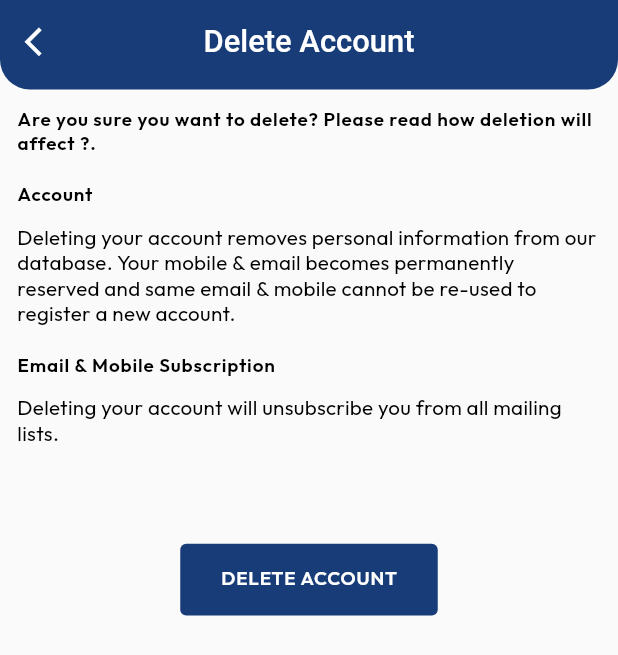
After one commit to CRMGOPLIT/Gopl_student, a Flutter app: the DeleteAccount screen opened by its route, on a phone screen of 412 x 824 dp. The commit adds this screen. Shown: the top 655 px of the screen. Run offline on Flutter 3.47's test engine with Material 2 defaults, Android fonts, the phone set to English and light mode, and no system bars; our stand-ins replace connectivity_plus, dropdown_button2, expansion_tile_card, file_picker, flip_card, flutter_fadein and 9 more; accounts and stored records are empty; network calls fail; Roboto replaces fonts that are missing (Poppins-Bold.ttf).

Commit message:
ios live code

```diff
--- a/lib/bloc/searchBloc.dart
+++ b/lib/bloc/searchBloc.dart
@@ -15,6 +15,7 @@ class SearchBloc {
   late StreamController<dynamic> coursemoredetails;
   late StreamController<Response<dynamic>> getfiltersearch;
   late StreamController<Response<dynamic>> courseappliedEmail;
+  late StreamController<Response<dynamic>> deleteaccount;
 
   StreamSink<dynamic> get getcountrysearchSink => getcountrysearch.sink;
   Stream<dynamic> get getcountrysearchStream => getcountrysearch.stream;
@@ -59,6 +60,10 @@ class SearchBloc {
   Stream<Response<dynamic>> get courseappliedEmailStream =>
       courseappliedEmail.stream;
 
+  // Delete Account
+  StreamSink<Response<dynamic>> get deleteaccountSink => deleteaccount.sink;
+  Stream<Response<dynamic>> get deleteaccountStream => deleteaccount.stream;
+
   SearchBloc() {
     getcountrysearch = StreamController<dynamic>();
     getuniversitysearch = StreamController<dynamic>();
@@ -70,6 +75,7 @@ class SearchBloc {
     getdashboardsearch = StreamController<dynamic>();
     coursemoredetails = StreamController<dynamic>();
     courseappliedEmail = StreamController<Response<dynamic>>();
+    deleteaccount = StreamController<Response<dynamic>>();
     courseRepo = CourseRepo();
   }
 
@@ -173,6 +179,16 @@ class SearchBloc {
     }
   }
 
+  //Delete Account
+  callDeleteAccount() async {
+    try {
+      dynamic chuckCats = await courseRepo.deleteAccount();
+      courseappliedEmailSink.add(Response.completed(chuckCats));
+    } catch (e) {
+      courseappliedEmailSink.add(Response.error(e.toString()));
+    }
+  }
+
   void dispose() {
     getcountrysearch.close();
     getuniversitysearch.close();
@@ -184,5 +200,6 @@ class SearchBloc {
     getdashboardsearch.close();
     coursemoredetails.close();
     courseappliedEmail.close();
+    deleteaccount.close();
   }
 }
--- a/lib/main.dart
+++ b/lib/main.dart
@@ -42,7 +42,7 @@ class MyApp extends StatelessWidget {
               color: AppColors.PrimaryMainColor,
               foregroundColor: Colors.black,
               systemOverlayStyle: SystemUiOverlayStyle(
-                statusBarColor: AppColors.PrimaryWhiteColor,
+                statusBarColor: AppColors.PrimaryMainColor,
                 statusBarIconBrightness: Brightness.light,
                 statusBarBrightness: Brightness.light,
               ),
--- a/lib/networking/networkConstant.dart
+++ b/lib/networking/networkConstant.dart
@@ -1,9 +1,6 @@
 class NetworkConstant {
   // ignore: constant_identifier_names
   static const String BASE_URL = "http://crmapi.global-opportunities.co.in/Api";
-
-
-
 
   //post field Register
   // ignore: constant_identifier_names
@@ -183,4 +180,8 @@ class NetworkConstant {
   // ignore: constant_identifier_names
   static const String END_POINT_COURSE_APPLIED_EMAIL =
       "/DocumentUpload/AppStudent_SendCourse";
+
+  // ignore: constant_identifier_names
+  static const String END_POINT_DELETE_ACCOUNT =
+      "/GopAndroid/DeactivateStudent";
 }
--- a/lib/repogetory/courseSearch.dart
+++ b/lib/repogetory/courseSearch.dart
@@ -80,4 +80,10 @@ class CourseRepo {
         parameter, NetworkConstant.END_POINT_COURSE_APPLIED_EMAIL);
     return response;
   }
+
+  Future<dynamic> deleteAccount() async {
+    final response = await _apiProvider
+        .deleteaccountPost(NetworkConstant.END_POINT_DELETE_ACCOUNT);
+    return response;
+  }
 }
--- a/lib/utils/routes/routes.dart
+++ b/lib/utils/routes/routes.dart
@@ -10,6 +10,7 @@ import 'package:global_student/view/couse_search/universitylistpage.dart';
 import 'package:global_student/view/dashboard/home_page.dart';
 import 'package:global_student/view/drawerpage/aboutus.dart';
 import 'package:global_student/view/drawerpage/contactus.dart';
+import 'package:global_student/view/drawerpage/delete_account.dart';
 import 'package:global_student/view/drawerpage/profile_page.dart';
 import 'package:global_student/view/event_details/event_detils.dart';
 import 'package:global_student/view/login/login_page.dart';
@@ -138,6 +139,10 @@ class Routes {
         return MaterialPageRoute(
             builder: (BuildContext context) => const BatchList());
 
+             case RoutesName.deleteaccount:
+        return MaterialPageRoute(
+            builder: (BuildContext context) => const DeleteAccount());
+
       default:
         return MaterialPageRoute(builder: (_) {
           return const Scaffold(
--- a/lib/utils/routes/routes_name.dart
+++ b/lib/utils/routes/routes_name.dart
@@ -65,4 +65,7 @@ class RoutesName {
 
   //Batch List
   static const String batchlist = 'batchlist';
+
+  // Delete Account
+  static const String deleteaccount = 'deleteaccount';
 }
--- a/lib/view/course_details/course_details.dart
+++ b/lib/view/course_details/course_details.dart
@@ -136,6 +136,7 @@ class _CourseDetailsState extends State<CourseDetails> {
       }
     });
   }
+
 
   void getCourseData() async {
     if (!isloadingmore && hasmore) {
@@ -791,7 +792,7 @@ class StanderedTest extends StatelessWidget {
               padding: const EdgeInsets.all(5.0).r,
               child: Text(
                 title,
-                maxLines: 2,
+                maxLines: 1,
                 style: batchtext2(AppColors.PrimaryBlackColor),
               ),
             ),
--- a/lib/view/couse_search/course_search.dart
+++ b/lib/view/couse_search/course_search.dart
@@ -86,7 +86,6 @@ class _CourseSerachState extends State<CourseSerach> {
 
   @override
   Widget build(BuildContext context) {
-    Size size = MediaQuery.of(context).size;
     return Scaffold(
       backgroundColor: AppColors.backgroungcolor,
       appBar: PreferredSize(
--- /dev/null
+++ b/lib/view/drawerpage/delete_account.dart
@@ -0,0 +1,201 @@
+import 'dart:async';
+import 'package:flutter/material.dart';
+import 'package:flutter_screenutil/flutter_screenutil.dart';
+import 'package:get/get.dart';
+import 'package:global_student/utils/color.dart';
+import 'package:global_student/utils/text_style.dart';
+import 'package:global_student/view/helper/apiResponseHelper.dart';
+import 'package:global_student/view/widget/loader.dart';
+import 'package:shared_preferences/shared_preferences.dart';
+import '../../bloc/searchBloc.dart';
+import '../../utils/routes/routes_name.dart';
+import '../widget/app_bar.dart';
+
+class DeleteAccount extends StatefulWidget {
+  const DeleteAccount({super.key});
+
+  @override
+  State<DeleteAccount> createState() => _DeleteAccountState();
+}
+
+class _DeleteAccountState extends State<DeleteAccount> {
+  final GlobalKey<State> _keyLoader = GlobalKey<State>();
+  String? token;
+
+  late SearchBloc searchBloc;
+  @override
+  void initState() {
+    searchBloc = SearchBloc();
+    super.initState();
+    searchBloc.courseappliedEmailStream.listen((event) {
+      bool response =
+          ApiResponseHelper().handleResponse(event: event, context: context);
+
+      if (response == true && event.data['Status'] == 'Success') {
+        Timer(const Duration(milliseconds: 3000), () {
+          removeValues();
+          Navigator.pushNamedAndRemoveUntil(
+            context,
+            RoutesName.login,
+            (routes) => false,
+          );
+        });
+      } else {
+        ScaffoldMessenger.of(context).showSnackBar(SnackBar(
+          backgroundColor: Colors.transparent,
+          behavior: SnackBarBehavior.floating,
+          elevation: 0,
+          duration: const Duration(seconds: 2),
+          content: Container(
+            padding: const EdgeInsets.all(8),
+            height: 80,
+            decoration: BoxDecoration(
+              color: Colors.red.withOpacity(0.9),
+              borderRadius: const BorderRadius.all(Radius.circular(15)),
+            ),
+            child: Row(
+              children: [
+                const SizedBox(
+                  width: 30,
+                ),
+                Expanded(
+                  child: Column(
+                    crossAxisAlignment: CrossAxisAlignment.start,
+                    children: [
+                      Text(
+                        'Oops Error!',
+                        style: TextStyle(fontSize: 18.sp, color: Colors.white),
+                      ),
+                      SizedBox(
+                        height: 5.h,
+                      ),
+                      Text("Sorry!! Please Contact to Your counsellor",
+                          style: batchtext1(
+                            AppColors.PrimaryWhiteColor,
+                          )),
+                    ],
+                  ),
+                ),
+              ],
+            ),
+          ),
+        ));
+      }
+    });
+  }
+
+  deleteaccount() {
+    NetworkDialog.showLoadingDialog(context, _keyLoader);
+
+    searchBloc.callDeleteAccount();
+  }
+
+  @override
+  Widget build(BuildContext context) {
+    return Scaffold(
+      appBar: PreferredSize(
+        preferredSize: Size.fromHeight(50.h),
+        child: AppBarCustom(
+          title: "Delete Account",
+          onpress: () {
+            Navigator.pushNamedAndRemoveUntil(
+              context,
+              RoutesName.bottomnav,
+              (routes) => false,
+            );
+          },
+        ),
+      ),
+      body: Padding(
+        padding: EdgeInsets.all(10.r),
+        child: SingleChildScrollView(
+          child: Column(
+            crossAxisAlignment: CrossAxisAlignment.start,
+            children: [
+              Text(
+                "Are you sure you want to delete? Please read how deletion will affect ?.",
+                style: batchtext2(AppColors.PrimaryBlackColor),
+              ),
+              SizedBox(
+                height: 15.h,
+              ),
+              Text(
+                "Account",
+                style: batchtext2(AppColors.PrimaryBlackColor),
+              ),
+              SizedBox(
+                height: 10.h,
+              ),
+              Text(
+                "Deleting your account removes personal information from our database. Your mobile & email becomes permanently reserved and same email & mobile cannot be re-used to register a new account.",
+                style: batchtext1(AppColors.PrimaryBlackColor),
+              ),
+              SizedBox(
+                height: 15.h,
+              ),
+              Text(
+                "Email & Mobile Subscription",
+                style: batchtext2(AppColors.PrimaryBlackColor),
+              ),
+              SizedBox(
+                height: 10.h,
+              ),
+              Text(
+                "Deleting your account will unsubscribe you from all mailing lists.",
+                style: batchtext1(AppColors.PrimaryBlackColor),
+              ),
+              SizedBox(
+                height: 55.h,
+              ),
+              Center(
+                child: Container(
+                  height: 40.h,
+                  width: 150.w,
+                  decoration:
+                      BoxDecoration(borderRadius: BorderRadius.circular(20.r)),
+                  child: ElevatedButton(
+                    onPressed: () {
+                      Get.defaultDialog(
+                          title: "Are you sure Delete Account ?",
+                          backgroundColor: AppColors.PrimaryWhiteColor,
+                          titleStyle: btntext(AppColors.PrimaryMainColor),
+                          titlePadding: EdgeInsets.all(10.sp),
+                          textConfirm: "  Ok ",
+                          textCancel: "Cancel",
+                          cancelTextColor: AppColors.PrimaryMainColor,
+                          confirmTextColor: Colors.white,
+                          buttonColor: AppColors.PrimaryMainColor,
+                          barrierDismissible: false,
+                          radius: 10.r,
+                          onConfirm: () {
+                            Navigator.pop(context);
+                            deleteaccount();
+                          },
+                          content: Container());
+                    },
+                    style: ElevatedButton.styleFrom(
+                        backgroundColor: AppColors.PrimaryMainColor,
+                        textStyle: OtpText(Colors.green),
+                        shadowColor: Colors.transparent,
+                        elevation: 10),
+                    child: Center(
+                      child: Text("Delete Account".toUpperCase(),
+                          style: batchtext2(
+                            AppColors.PrimaryWhiteColor,
+                          )),
+                    ),
+                  ),
+                ),
+              ),
+            ],
+          ),
+        ),
+      ),
+    );
+  }
+
+  removeValues() async {
+    SharedPreferences prefs = await SharedPreferences.getInstance();
+    token = prefs.remove("stringValue").toString();
+  }
+}
--- a/lib/view/onborarding/onboarding_model.dart
+++ b/lib/view/onborarding/onboarding_model.dart
@@ -10,7 +10,7 @@ List<IntroModel> contents = [
     title: 'Career Counselling',
     image: 'assets/images/on1.png',
     discription:
-        'Global Opportunities has an expert team of counsellors with a long years of experience. ',
+        'Global Opportunities Pvt Ltd has experienced counselors with years of expertise.',
   ),
   IntroModel(
     title: 'Visa',
```
Also changed, not shown: lib/networking/apiProvider.dart (+25 -0 lines), lib/view/widget/drawer.dart (+22 -4 lines).
